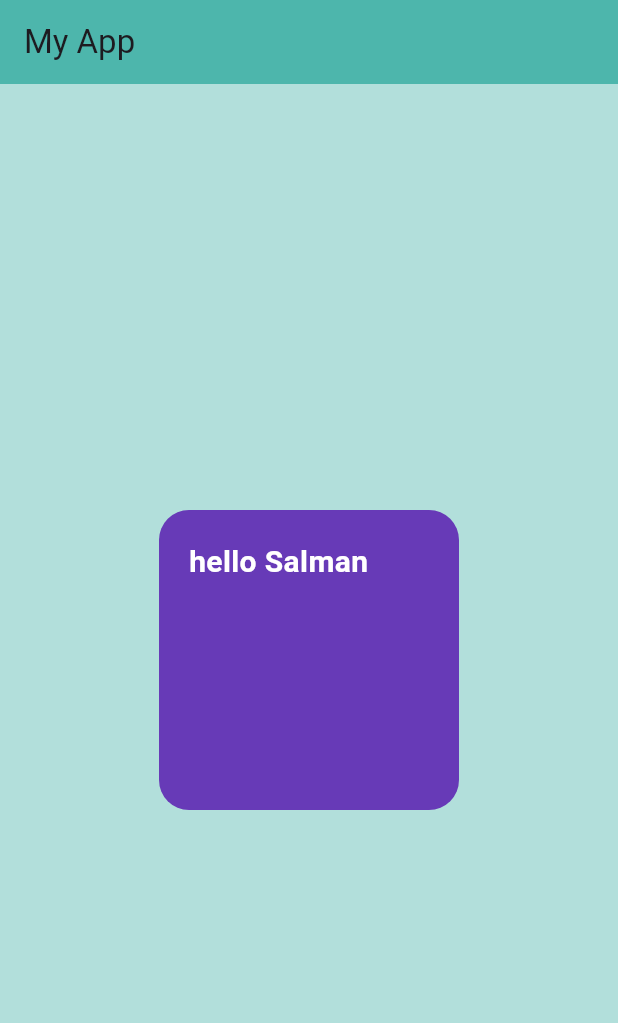
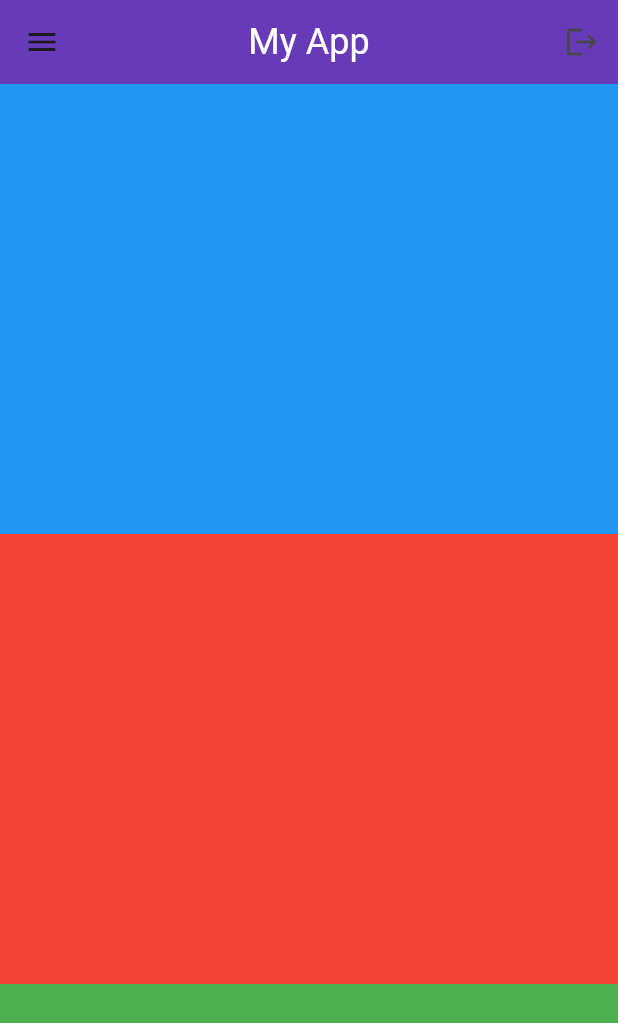
Before and after one commit to Salman-Dev336/Flutter_Basics, a Flutter app: the screen it shows after launch, on a phone screen of 412 x 824 dp. Shown: the top 1023 px of the screen. Run offline on Flutter 3.47's test engine with Material 3 defaults, Android fonts, the phone set to English and light mode, and no system bars.

Commit message:
list view, column, row widget

```diff
--- a/programming_basics/lib/main.dart
+++ b/programming_basics/lib/main.dart
@@ -218,39 +218,84 @@ where each key is unique and maps to a specific value.
   //   default:
   //   print('No grade available');
   // }
-
-
     return MaterialApp(
       debugShowCheckedModeBanner: false,
       home: Scaffold(
-        backgroundColor: Colors.teal[100],
+        backgroundColor: Colors.deepPurple[200],
         appBar: AppBar(
-          title: const Text('My App'),
-          backgroundColor: Colors.teal[300],
+          elevation: 0,
+          leading: Icon(Icons.menu),
+          actions: [
+            IconButton(
+              onPressed: (){},
+               icon: Icon(
+                Icons.logout
+                ),
+               ),
+          ],
+          title: const Text('My App',
+          style: TextStyle(
+            fontSize: 24,
+            color: Colors.white,
+
+          )),
+          centerTitle: true,
+          backgroundColor: Colors.deepPurple[500],
         ),
-        body: Center(
-          child: Container(
-            height: 200,
-            width: 200,
-            decoration: BoxDecoration(
-              color: Colors.deepPurple,
-              borderRadius: BorderRadius.circular(20)
+        body: ListView(
+          // scrollDirection: Axis.horizontal,
+          // mainAxisAlignment: MainAxisAlignment.center,
+          // crossAxisAlignment: CrossAxisAlignment.end,
+          children: [
+            //1st box
+            Container(
+              height: 300,
+              width: 300,
+              color: Colors.blue,
             ),
 
-            // padding: const EdgeInsets.symmetric(horizontal: 30, vertical: 60),
-            // padding: const EdgeInsets.all(20),
-            padding: const EdgeInsets.only(left: 20, top: 20, right: 20, bottom: 20),
+            //2nd box
+             Container(
+              height: 300,
+              width: 300,
+              color: Colors.red,
+            ),
 
-            child: Text(
-              'hello Salman',
-              style: TextStyle(
-                fontSize: 20,
-                color: Colors.white,
-                fontWeight: FontWeight.bold,
-              )
-            )
-          ),
-        )
+            //3rd box
+             Container(
+              height: 300,
+              width: 300,
+              color: Colors.green,
+            ),
+
+
+          ],
+        ),
+        // Center(
+        //   child: Container(
+        //     height: 300,
+        //     width: 300,
+        //     decoration: BoxDecoration(
+        //       color: Colors.deepPurple,
+        //       borderRadius: BorderRadius.circular(20),
+
+
+        //     ),
+
+        //     // padding: const EdgeInsets.symmetric(horizontal: 30, vertical: 60),
+        //     // padding: const EdgeInsets.all(20),
+        //     padding: const EdgeInsets.only(left: 20, top: 20, right: 20, bottom: 20),
+
+        //     child: Icon(
+        //       Icons.favorite,
+        //       color: Colors.red,
+        //       size: 100,
+
+        //     ),
+
+
+        //   ),
+        // )
       ),
     );
   }
```
